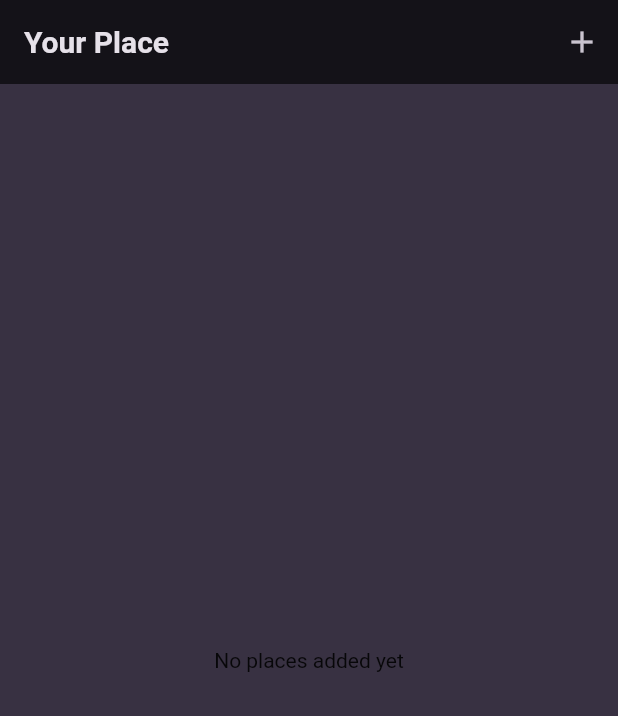
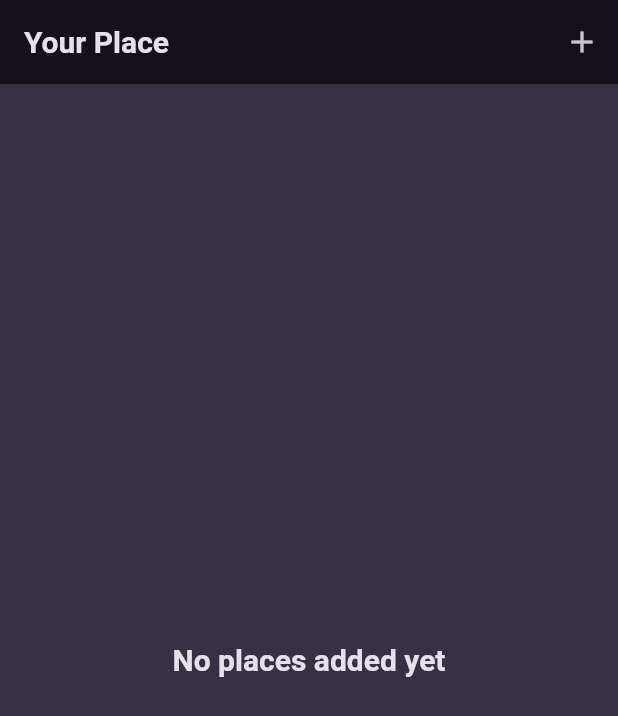
Before and after one commit to K-Mose/Flutter_Udemy_course, a Flutter app: the screen it shows after launch, on a phone screen of 412 x 824 dp. Shown: the top 716 px of the screen. Run offline on Flutter 3.47's test engine with Material 2 defaults, Android fonts, the phone set to English and light mode, and no system bars; our stand-ins replace flutter_riverpod, google_fonts, transparent_image; missing offline and left inert: dart:ffi.

Commit message:
favorite places app - Applying Challenge Solution

```diff
--- a/favorite_places_app/lib/model/place.dart
+++ b/favorite_places_app/lib/model/place.dart
@@ -1,8 +1,15 @@
+import 'package:uuid/uuid.dart';
+
+const uuid = Uuid();
+
 class Place {
-  Place({
-    required this.id,
-    required this.title});
+  Place({required this.title}) : id = uuid.v4();
 
   final String id;
   final String title;
+
+  @override
+  String toString() {
+    return 'Place{id: $id, title: $title}';
+  }
 }
--- a/favorite_places_app/lib/providers/place_provider.dart
+++ b/favorite_places_app/lib/providers/place_provider.dart
@@ -8,6 +8,10 @@ class _PlaceNotifier extends StateNotifier<List<Place>> {
   _PlaceNotifier() : super([]);
 
   void addPlace(Place place) {
-    state = [...state, place];
+    state = [place, ...state];
+  }
+
+  void removePlace(Place place) {
+    state = [...state.where((p) => p != place)];
   }
 }
--- a/favorite_places_app/lib/screens/place_detail_screen.dart
+++ b/favorite_places_app/lib/screens/place_detail_screen.dart
@@ -14,7 +14,9 @@ class PlaceDetailScreen extends StatelessWidget {
       body: Center(
         child: Text(
           place.title,
-          style: const TextStyle(color: Colors.white),
+          style: Theme.of(context).textTheme.titleLarge!.copyWith(
+              color: Theme.of(context).colorScheme.onBackground
+          ),
         ),
       ),
     );
--- a/favorite_places_app/lib/screens/place_list_screen.dart
+++ b/favorite_places_app/lib/screens/place_list_screen.dart
@@ -1,6 +1,7 @@
 import 'package:favorite_places_app/providers/place_provider.dart';
 import 'package:favorite_places_app/screens/new_place_screen.dart';
 import 'package:favorite_places_app/screens/place_detail_screen.dart';
+import 'package:favorite_places_app/widgets/places_list.dart';
 import 'package:flutter/material.dart';
 import 'package:flutter_riverpod/flutter_riverpod.dart';
 
@@ -13,27 +14,7 @@ class PlaceListScreen extends ConsumerWidget {
   @override
   Widget build(BuildContext context, WidgetRef ref) {
     List<Place> placeList = ref.watch(placeProvider);
-    Widget content = (placeList.isEmpty)
-        ? const Center(child: Text("No places added yet"))
-        : ListView.builder(
-            itemCount: placeList.length,
-            itemBuilder: (context, index) =>
-                InkWell(
-                  onTap: () {
-                    Navigator.of(context).pushNamed(
-                      PlaceDetailScreen.routeName,
-                      arguments: placeList[index]
-                    );
-                  },
-                  child: Padding(
-                    padding: const EdgeInsets.all(10),
-                    child: Text(
-                      placeList[index].title,
-                      style: const TextStyle(color: Colors.white),
-                    ),
-                  ),
-                ),
-          );
+
     return Scaffold(
       appBar: AppBar(
         title: const Text("Your Place"),
@@ -45,7 +26,7 @@ class PlaceListScreen extends ConsumerWidget {
           }, icon: const Icon(Icons.add))
         ],
       ),
-      body: content,
+      body: PlacesList(placeList: placeList),
     );
   }
 }
--- /dev/null
+++ b/favorite_places_app/lib/widgets/places_list.dart
@@ -0,0 +1,45 @@
+import 'package:favorite_places_app/model/place.dart';
+import 'package:favorite_places_app/providers/place_provider.dart';
+import 'package:favorite_places_app/screens/place_detail_screen.dart';
+import 'package:flutter/material.dart';
+import 'package:flutter_riverpod/flutter_riverpod.dart';
+
+class PlacesList extends ConsumerWidget {
+  const PlacesList({super.key, required this.placeList});
+
+  final List<Place> placeList;
+
+  @override
+  Widget build(BuildContext context, WidgetRef ref) {
+    return (placeList.isEmpty)
+        ? Center(child: Text(
+      "No places added yet",
+      style: Theme.of(context).textTheme.titleLarge!.copyWith(
+          color: Theme.of(context).colorScheme.onBackground
+      ),
+    )
+    )
+        : ListView.builder(
+      itemCount: placeList.length,
+      itemBuilder: (context, index) =>
+          Dismissible(
+            onDismissed: (direction) {
+              ref.read(placeProvider.notifier).removePlace(placeList[index]);
+            },
+            key: ValueKey(placeList[index]),
+            child: ListTile(
+              onTap: () {
+                Navigator.of(context).pushNamed(
+                    PlaceDetailScreen.routeName,
+                    arguments: placeList[index]
+                );
+              },
+              title: Text(
+                placeList[index].title,
+                style: const TextStyle(color: Colors.white),
+              ),
+            ),
+          ),
+    );
+  }
+}
--- a/favorite_places_app/pubspec.yaml
+++ b/favorite_places_app/pubspec.yaml
@@ -37,6 +37,7 @@ dependencies:
   cupertino_icons: ^1.0.2
   google_fonts: ^5.0.0
   flutter_riverpod: ^2.3.6
+  uuid: ^3.0.7
 
 dev_dependencies:
   flutter_test:
```
Also changed, not shown: favorite_places_app/lib/main.dart (+4 -3 lines), favorite_places_app/lib/screens/new_place_screen.dart (+11 -11 lines), favorite_places_app/pubspec.lock.
